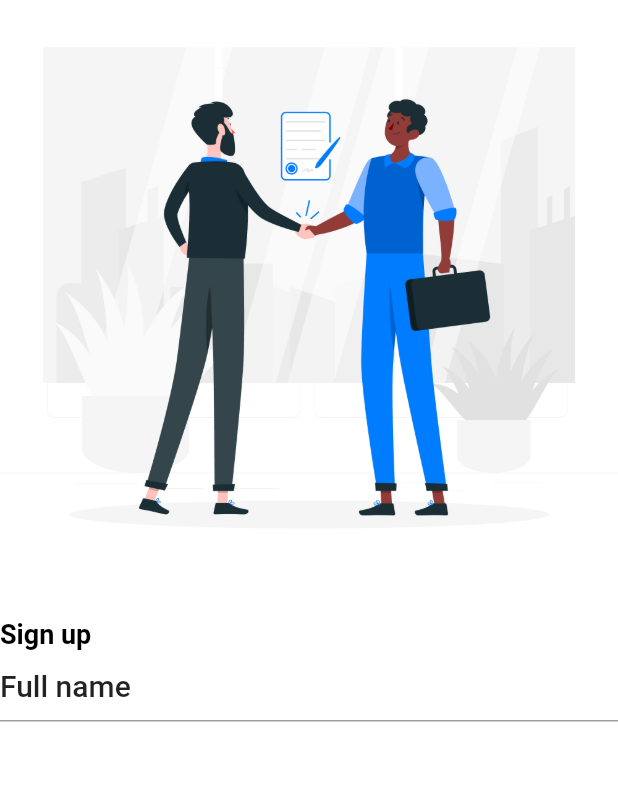
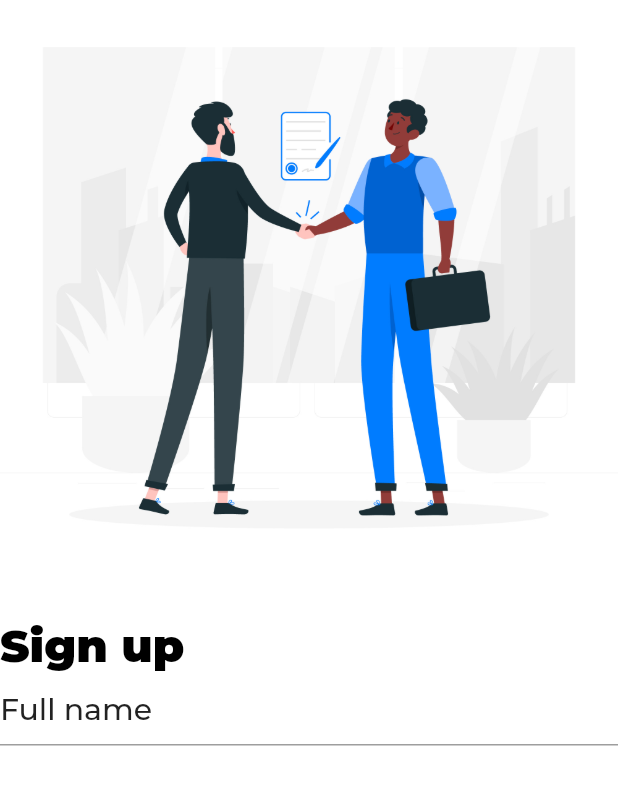
Before and after one commit to biniyam112/fets-front_end, a Flutter app: the screen it shows after launch, on a phone screen of 412 x 824 dp. Shown: the top 785 px of the screen. Run offline on Flutter 3.47's test engine with Material 2 defaults, Android fonts, the phone set to English and light mode, and no system bars; our stand-ins replace google_fonts.

Commit message:
text theme

```diff
--- a/lib/presentation/pages/signup/components/body.dart
+++ b/lib/presentation/pages/signup/components/body.dart
@@ -11,10 +11,7 @@
         Image.asset('assets/images/handshake.jpg'),
         Text(
           'Sign up',
-          style: Theme.of(context)
-              .textTheme
-              .headline4!
-              .copyWith(fontWeight: FontWeight.bold),
+          style: Theme.of(context).textTheme.headline3!.copyWith(fontSize: 30),
         ),
         TextFormField(
           decoration: InputDecoration(
--- a/lib/theme/text style.dart
+++ b/lib/theme/text style.dart
@@ -1,12 +1,14 @@
 import 'package:flutter/material.dart';
+import 'package:google_fonts/google_fonts.dart';
 import 'theme.dart';
 
 ThemeData lightTheme = ThemeData(
   backgroundColor: backgroundColor,
+  fontFamily: GoogleFonts.montserrat().fontFamily,
   textTheme: const TextTheme(
     headline3: TextStyle(
-      fontWeight: FontWeight.bold,
-      fontSize: 22,
+      fontWeight: FontWeight.w900,
+      fontSize: 32,
     ),
     headline4: TextStyle(
       fontWeight: FontWeight.bold,
--- a/pubspec.yaml
+++ b/pubspec.yaml
@@ -33,7 +33,7 @@
   flutter_bloc: ^8.0.1
   flutter_clean_architecture: ^5.0.2
   flutter_screenutil: ^5.4.0+1
-  google_fonts: ^2.3.1
+  google_fonts: ^2.3.2
 
 dev_dependencies:
   flutter_lints: ^1.0.0
```
Also changed, not shown: pubspec.lock.
